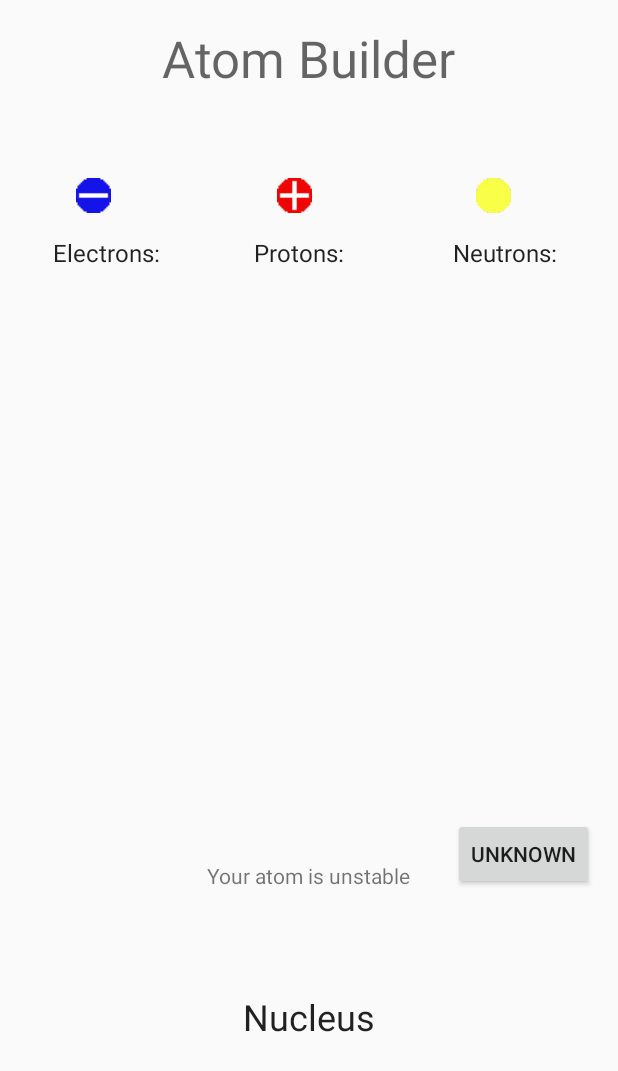
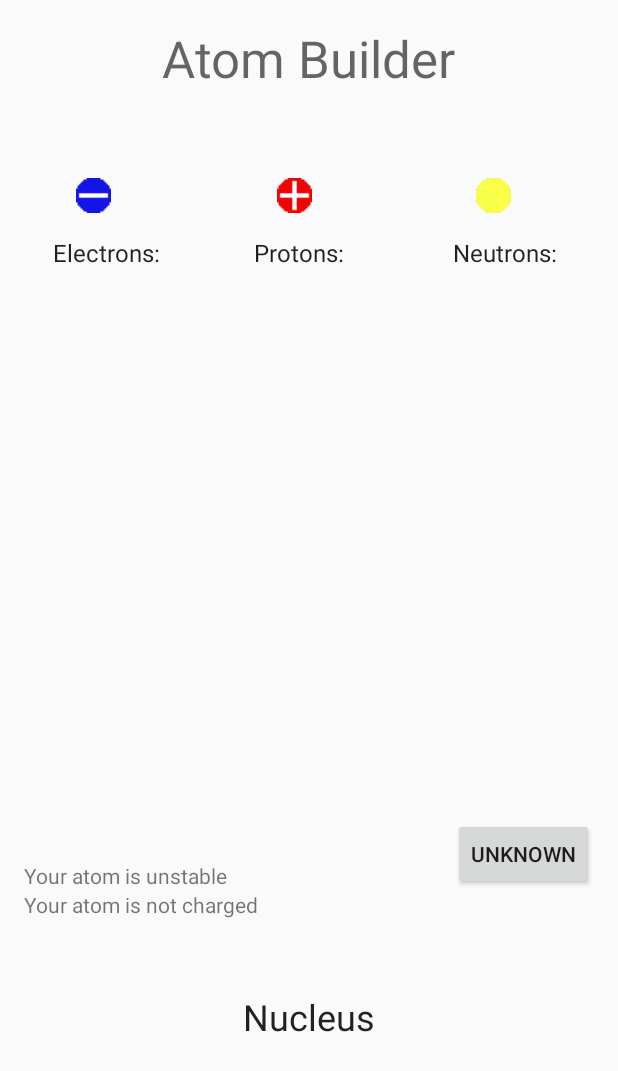
Before and after one commit to srinva/InteractiveChemistry, an Android app: the AtomBuilder screen opened directly, with no data from a screen before it, on a phone screen of 412 x 824 dp. Shown: the top 1071 px of the screen. Run offline under Robolectric (Android 15) with nearby library versions, the phone set to English and light mode, and no system bars.

Commit message:
Electron charge monitor works with every element.
-Srinath

```diff
--- a/app/src/main/res/layout/activity_atom_builder.xml
+++ b/app/src/main/res/layout/activity_atom_builder.xml
@@ -103,8 +103,16 @@
         android:text="Your atom is unstable"
         android:layout_width="wrap_content"
         android:layout_height="wrap_content"
+        android:id="@+id/atomstate"
         android:layout_alignBottom="@+id/elementbutton"
-        android:layout_centerHorizontal="true"
-        android:id="@+id/atomstate" />
+        android:layout_alignParentStart="true" />
+
+    <TextView
+        android:text="Your atom is not charged"
+        android:layout_width="wrap_content"
+        android:layout_height="wrap_content"
+        android:id="@+id/charge"
+        android:layout_below="@+id/atomstate"
+        android:layout_alignParentStart="true" />
 
 </RelativeLayout>
```
Also changed, not shown: app/src/main/java/afhs/tsa/softdev/interactivechemistry/AtomBuilder.java (+17 -1 lines).
